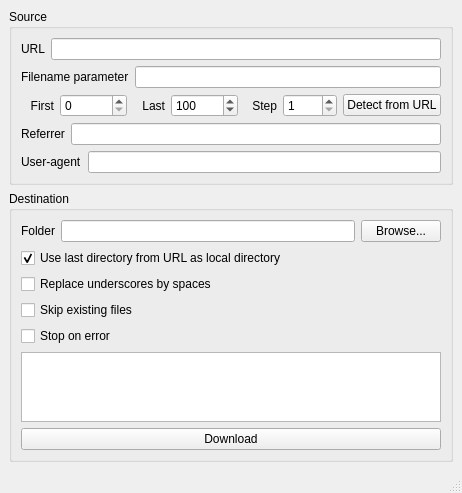
Old version of the form ui/mainwindow.ui in the repository kervala/batchdownloader.
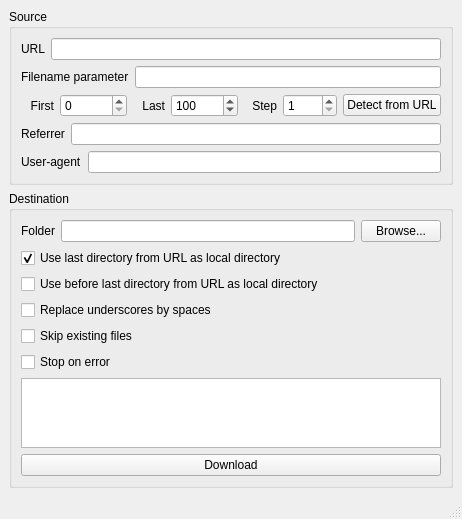
New version of the form.

Commit message: Fixed: Allow to use before last directory

```diff
--- a/ui/mainwindow.ui
+++ b/ui/mainwindow.ui
@@ -189,6 +189,13 @@
          </property>
         </widget>
        </item>
+       <item>
+        <widget class="QCheckBox" name="useBeforeLastDirectoryCheckBox">
+         <property name="text">
+          <string>Use before last directory from URL as local directory</string>
+         </property>
+        </widget>
+       </item>
        <item>
         <widget class="QCheckBox" name="replaceUnderscoresBySpacesCheckBox">
          <property name="text">
```
The commit also changes 2 other files.
